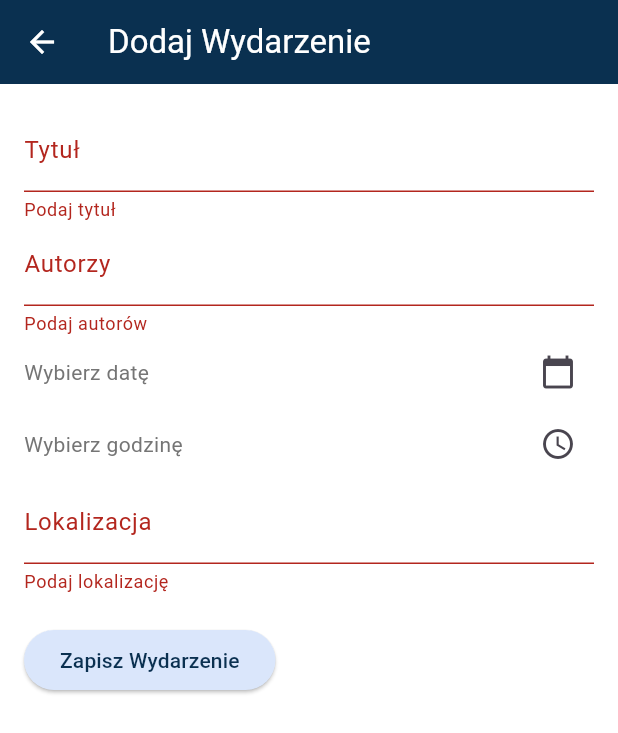
After one commit to haniagibus/KRiT_2025_app, a Flutter app: the AdminScreen screen opened directly, after a tap on "dodaj Wydarzenia", after a tap on "Zapisz Wydarzenie", on a phone screen of 412 x 824 dp. The commit adds this screen. Shown: the top 733 px of the screen. Run offline on Flutter 3.47's test engine with Material 3 defaults, Android fonts, the phone set to English and light mode, and no system bars; missing offline and left inert: flutter_pdfview.

Commit message:
adding events by admin

```diff
--- a/lib/views/screens/admin/admin_screen.dart
+++ b/lib/views/screens/admin/admin_screen.dart
@@ -1,10 +1,20 @@
 import 'package:flutter/material.dart';
+import 'package:krit_app/views/screens/admin/event_form.dart';
+import 'package:krit_app/views/screens/admin/event_manager_screen.dart';
+import 'package:provider/provider.dart';
 import '../../../main.dart';
+import '../../../models/event/events_data_storage.dart';
+import '../../../services/auth_service.dart';
 
 class AdminScreen extends StatelessWidget {
+  late final EventsDataStorage _eventsDataStorage;
 
-  const AdminScreen({super.key});
-  void _goToHomePage(BuildContext context) {
+
+
+  void _logout(BuildContext context) {
+    final authProvider = Provider.of<AuthProvider>(context, listen: false);
+    authProvider.setUserRole(); // Resetujemy rolę na "user"
+
     Navigator.pushReplacement(
       context,
       MaterialPageRoute(builder: (context) => MyApp()),
@@ -25,10 +35,17 @@ class AdminScreen extends StatelessWidget {
           crossAxisSpacing: 16,
           mainAxisSpacing: 16,
           children: [
-            _buildCard(Icons.person, "Użytkownicy", () {}),
-            _buildCard(Icons.event, "Wydarzenia", () {}),
-            _buildCard(Icons.article, "Raporty", () {}),
-            _buildCard(Icons.logout, "Wyloguj", () => _goToHomePage(context)),
+            _buildCard(Icons.event, "dodaj Wydarzenia", () {Navigator.pushReplacement(
+              context,
+              MaterialPageRoute(builder: (context) => EventForm()),
+            );}),
+            _buildCard(Icons.event, "edytuj Wydarzenia", () {Navigator.pushReplacement(
+              context,
+              MaterialPageRoute(builder: (context) => EventManagerScreen(eventsDataStorage: _eventsDataStorage)),
+            );}),
+            _buildCard(Icons.article, "dodaj Raporty", () {}),
+            _buildCard(Icons.article, "edytuj Raporty", () {}),
+            _buildCard(Icons.logout, "Wyloguj", () => _logout(context)),
           ],
         ),
       ),
--- /dev/null
+++ b/lib/views/screens/admin/event_form.dart
@@ -0,0 +1,127 @@
+import 'package:flutter/material.dart';
+import 'package:intl/intl.dart';
+
+class EventForm extends StatefulWidget {
+  @override
+  _EventFormState createState() => _EventFormState();
+}
+
+class _EventFormState extends State<EventForm> {
+  final _formKey = GlobalKey<FormState>();
+  final TextEditingController _titleController = TextEditingController();
+  final TextEditingController _authorsController = TextEditingController();
+  final TextEditingController _locationController = TextEditingController();
+  DateTime? _selectedDate;
+  TimeOfDay? _selectedTime;
+
+  void _pickDate() async {
+    DateTime? pickedDate = await showDatePicker(
+      context: context,
+      initialDate: DateTime.now(),
+      firstDate: DateTime(2000),
+      lastDate: DateTime(2100),
+    );
+    if (pickedDate != null) {
+      setState(() {
+        _selectedDate = pickedDate;
+      });
+    }
+  }
+
+  void _pickTime() async {
+    TimeOfDay? pickedTime = await showTimePicker(
+      context: context,
+      initialTime: TimeOfDay.now(),
+    );
+    if (pickedTime != null) {
+      setState(() {
+        _selectedTime = pickedTime;
+      });
+    }
+  }
+
+  void _submitForm() {
+    if (_formKey.currentState!.validate()) {
+      String formattedDate = _selectedDate != null
+          ? DateFormat('yyyy-MM-dd').format(_selectedDate!)
+          : 'Nie wybrano';
+      String formattedTime = _selectedTime != null
+          ? _selectedTime!.format(context)
+          : 'Nie wybrano';
+
+      print("Tytuł: \${_titleController.text}");
+      print("Autorzy: \${_authorsController.text}");
+      print("Data: \$formattedDate");
+      print("Godzina: \$formattedTime");
+      print("Miejsce: \${_locationController.text}");
+    }
+  }
+
+  @override
+  Widget build(BuildContext context) {
+    return Scaffold(
+      appBar: AppBar(title: Text("Dodaj Wydarzenie")),
+      body: Padding(
+        padding: EdgeInsets.all(16.0),
+        child: Form(
+          key: _formKey,
+          child: Column(
+            crossAxisAlignment: CrossAxisAlignment.start,
+            children: [
+              TextFormField(
+                controller: _titleController,
+                decoration: InputDecoration(labelText: "Tytuł"),
+                validator: (value) => value!.isEmpty ? 'Podaj tytuł' : null,
+              ),
+              TextFormField(
+                controller: _authorsController,
+                decoration: InputDecoration(labelText: "Autorzy"),
+                validator: (value) => value!.isEmpty ? 'Podaj autorów' : null,
+              ),
+              Row(
+                children: [
+                  Expanded(
+                    child: Text(
+                      _selectedDate != null
+                          ? "Data: \${DateFormat('yyyy-MM-dd').format(_selectedDate!)}"
+                          : "Wybierz datę",
+                    ),
+                  ),
+                  IconButton(
+                    icon: Icon(Icons.calendar_today),
+                    onPressed: _pickDate,
+                  ),
+                ],
+              ),
+              Row(
+                children: [
+                  Expanded(
+                    child: Text(
+                      _selectedTime != null
+                          ? "Godzina: \${_selectedTime!.format(context)}"
+                          : "Wybierz godzinę",
+                    ),
+                  ),
+                  IconButton(
+                    icon: Icon(Icons.access_time),
+                    onPressed: _pickTime,
+                  ),
+                ],
+              ),
+              TextFormField(
+                controller: _locationController,
+                decoration: InputDecoration(labelText: "Lokalizacja"),
+                validator: (value) => value!.isEmpty ? 'Podaj lokalizację' : null,
+              ),
+              SizedBox(height: 20),
+              ElevatedButton(
+                onPressed: _submitForm,
+                child: Text("Zapisz Wydarzenie"),
+              ),
+            ],
+          ),
+        ),
+      ),
+    );
+  }
+}
```
Also changed, not shown: lib/views/screens/admin/event_manager_screen.dart (added, +43 -0 lines), lib/views/screens/admin/report_form.dart (added).
